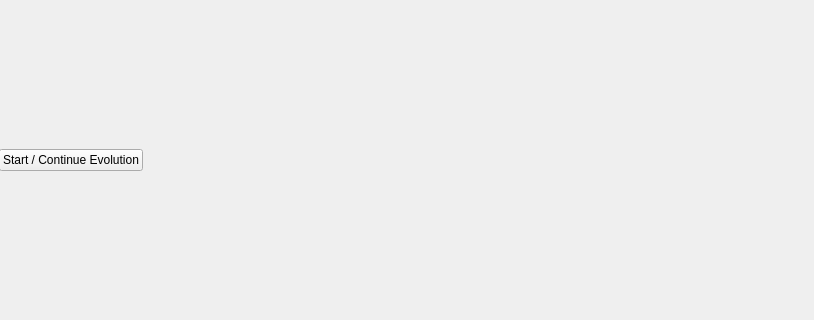
The window that QtEvoPic.ui (jeroenvlek/evopic) describes before a commit, drawn with Qt 5; both pictures show x 0 to 814 and y 115 to 435 of the 814 by 596 pixel window.
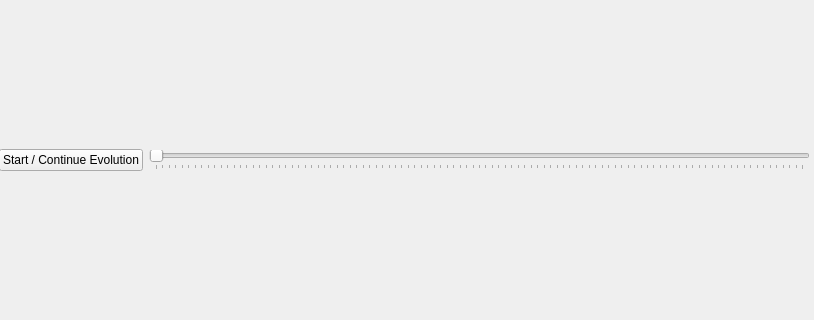
The same window after the commit.

Commit message: * Added slider for mutation interval (buggy) * Changed mutation to always one gene

The edit to the form file:
```diff
--- a/QtEvoPic.ui
+++ b/QtEvoPic.ui
@@ -39,7 +39,9 @@
      <property name="sizeConstraint">
       <enum>QLayout::SetDefaultConstraint</enum>
      </property>
-     <item row="0" column="0" colspan="2">
+     <item row="0" column="0">
+      <layout class="QHBoxLayout" name="horizontalLayout">
+       <item>
       <widget class="QPushButton" name="toggleEvolutionButton">
        <property name="sizePolicy">
         <sizepolicy hsizetype="Fixed" vsizetype="Fixed">
@@ -51,6 +53,24 @@
         <string>Start / Continue Evolution</string>
        </property>
       </widget>
+       </item>
+       <item>
+        <widget class="QSlider" name="mutationIntervalSlider">
+         <property name="maximum">
+          <number>100</number>
+         </property>
+         <property name="orientation">
+          <enum>Qt::Horizontal</enum>
+         </property>
+         <property name="tickPosition">
+          <enum>QSlider::TicksBelow</enum>
+         </property>
+         <property name="tickInterval">
+          <number>1</number>
+         </property>
+        </widget>
+       </item>
+      </layout>
      </item>
     </layout>
    </widget>
```
Lines whose indentation alone changed are shown as unchanged. The commit also changes 7 other files.
